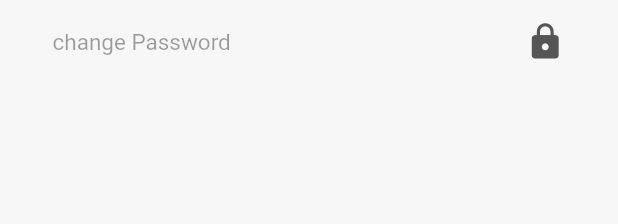
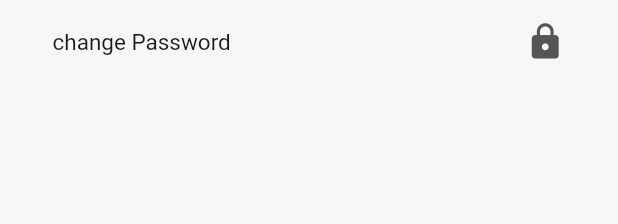
Before and after one commit to Astroshahawy/alo_booking_app, a Flutter app: what profileItemsWidget() shows on an empty page, opened directly, on a phone screen of 412 x 824 dp. Shown: the top 224 px of the screen. Run offline on Flutter 3.47's test engine with Material 2 defaults, Android fonts, the phone set to English and light mode, and no system bars; our stand-ins replace animate_do, cached_network_image, carousel_slider, dartz, dio, equatable and 11 more; missing offline and left inert: macos_ui; accounts and stored records are empty; network calls fail.

Commit message:
complete profile, update profile theme

```diff
--- a/lib/features/profile/presentation/cubit/profile_cubit.dart
+++ b/lib/features/profile/presentation/cubit/profile_cubit.dart
@@ -11,7 +11,7 @@ class ProfileBloc extends Cubit<ProfileState> {
   final GetProfileInfo getProfileInfo;
   final UpdateProfileInfo updateProfileInfo;
 
-  static Profile? profileInfo;
+  static late Profile profileInfo;
 
   ProfileBloc(
     this.getProfileInfo,
@@ -32,7 +32,7 @@ class ProfileBloc extends Cubit<ProfileState> {
       (r) {
         profileInfo = r;
         print(r);
-        emit(UserProfileSuccessState());
+        emit(UserProfileSuccessState(r.data));
       },
     );
   }
@@ -51,14 +51,15 @@ class ProfileBloc extends Cubit<ProfileState> {
       (r) {
         profileInfo = r;
         print(r);
-        emit(ImageUploadedState());
+        emit(UserProfileSuccessState(r.data));
       },
     );
   }
 
-  static File? imageProfile;
+  static late File imageProfile;
   saveImage(File image){
     imageProfile = image;
     print(image.path.toString()+"sssssssssssssssssssssssssss");
+    emit(ImageUploadedState(image));
   }
 }
--- a/lib/features/profile/presentation/cubit/profile_state.dart
+++ b/lib/features/profile/presentation/cubit/profile_state.dart
@@ -1,4 +1,7 @@
+import 'dart:io';
+
 import 'package:alo_booking_app/core/exceptions/exceptions.dart';
+import 'package:alo_booking_app/features/authentication/domain/entities/user.dart';
 import 'package:equatable/equatable.dart';
 
 abstract class ProfileState extends Equatable {
@@ -16,8 +19,12 @@ class UserProfileLoadingState extends ProfileState {
 }
 
 class UserProfileSuccessState extends ProfileState {
+  User user;
+
+  UserProfileSuccessState(this.user);
+
   @override
-  List<Object?> get props => [];
+  List<Object?> get props => [user];
 }
 
 class ProfileErrorState extends ProfileState {
@@ -38,7 +45,10 @@ class ImageUploadingState extends ProfileState {
 }
 
 class ImageUploadedState extends ProfileState {
+  File image;
+
+  ImageUploadedState(this.image);
 
   @override
-  List<Object> get props => [];
+  List<Object> get props => [image];
 }
--- a/lib/features/profile/presentation/screens/profile/widget/profile_items_widget.dart
+++ b/lib/features/profile/presentation/screens/profile/widget/profile_items_widget.dart
@@ -1,5 +1,8 @@
+import 'package:alo_booking_app/core/constants/constants.dart';
 import 'package:flutter/cupertino.dart';
 import 'package:flutter/material.dart';
+
+import '../../../../../../core/themes/cubit/app_theme_cubit.dart';
 
 class profileItemsWidget extends StatelessWidget {
   final String text;
@@ -21,8 +24,8 @@ class profileItemsWidget extends StatelessWidget {
           mainAxisAlignment: MainAxisAlignment.spaceBetween,
           children: [
             Text(
-              "$text",style: const TextStyle(
-              //color: Colors.white,
+              "$text",style: TextStyle(
+              color: AppThemeBloc.get(context).isDarkMode ?Colors.white : AppColors.baseColor,
               fontWeight: FontWeight.w400,
               fontSize: 15,
             ),
--- a/lib/features/profile/presentation/screens/update_page/widget/update_profile_item_widget.dart
+++ b/lib/features/profile/presentation/screens/update_page/widget/update_profile_item_widget.dart
@@ -37,7 +37,7 @@ class UpdateProfileItemWidget extends StatelessWidget {
                 textDirection: TextDirection.rtl,
                 controller: controller,
                 style: TextStyle(
-                  color: Colors.white,
+                  //color: Colors.white,
                   fontWeight: FontWeight.w500,
                   fontSize: 15,
                 ),
--- a/lib/features/profile/presentation/widgets/image_helper.dart
+++ b/lib/features/profile/presentation/widgets/image_helper.dart
@@ -30,7 +30,7 @@ class ImageHelper {
         context: context, builder: (context){
       return Container(
 
-        height: MediaQuery.of(context).size.height * 0.1,
+        height: 70,//MediaQuery.of(context).size.height * 0.1,
         width: MediaQuery.of(context).size.width,
         decoration: BoxDecoration(
           color: AppColors.defaultColor,
@@ -39,7 +39,7 @@ class ImageHelper {
         child: Column(
 
           children: [
-            Padding(padding: EdgeInsets.symmetric(horizontal: 150),
+            Padding(padding: EdgeInsets.symmetric(horizontal: MediaQuery.of(context).size.width*0.41),
               child: Divider(
                 thickness: 4,
                 color: AppColors.borderSideColor,
```
Also changed, not shown: lib/features/profile/presentation/screens/profile/profile_page.dart (+14 -9 lines), lib/features/profile/presentation/screens/update_page/update_profile_page.dart (+64 -25 lines).
